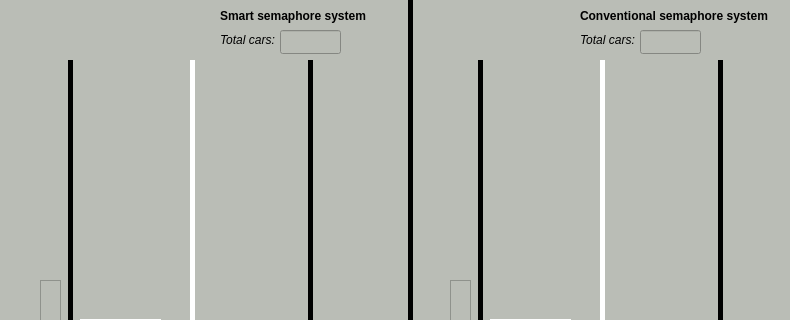
First picture: the form in crossroadi.ui, repository PRITI24/SmartTrafficLights, before the edit; both pictures show x 0 to 790 and y 0 to 320 of the 790 by 630 pixel window.
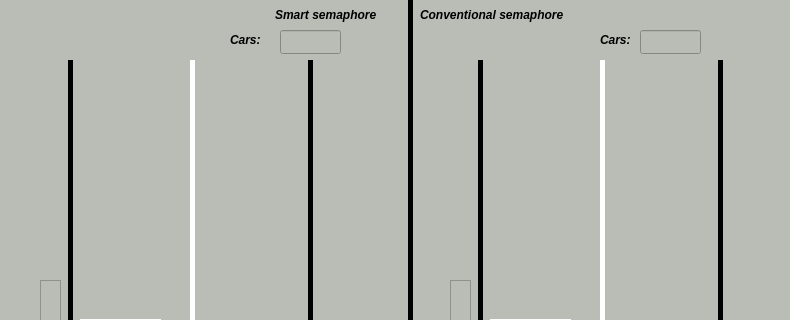
Second picture: the form after the edit. Custom widgets are drawn as their Qt base class.

What changed in the file:
```diff
--- a/crossroadi.ui
+++ b/crossroadi.ui
@@ -610,9 +610,9 @@
   <widget class="QLabel" name="conventionalSemaphoreLabel">
    <property name="geometry">
     <rect>
-     <x>580</x>
+     <x>420</x>
      <y>0</y>
-     <width>211</width>
+     <width>181</width>
      <height>31</height>
     </rect>
    </property>
@@ -623,15 +623,15 @@
     </font>
    </property>
    <property name="text">
-    <string>Conventional semaphore system</string>
+    <string>&lt;html&gt;&lt;head/&gt;&lt;body&gt;&lt;p&gt;&lt;span style=&quot; font-style:italic;&quot;&gt;Conventional semaphore&lt;/span&gt;&lt;/p&gt;&lt;/body&gt;&lt;/html&gt;</string>
    </property>
   </widget>
   <widget class="QLabel" name="smartSemaphoreLabel">
    <property name="geometry">
     <rect>
-     <x>220</x>
+     <x>275</x>
      <y>0</y>
-     <width>161</width>
+     <width>131</width>
      <height>31</height>
     </rect>
    </property>
@@ -642,7 +642,7 @@
     </font>
    </property>
    <property name="text">
-    <string>Smart semaphore system</string>
+    <string>&lt;html&gt;&lt;head/&gt;&lt;body&gt;&lt;p&gt;&lt;span style=&quot; font-style:italic;&quot;&gt;Smart semaphore&lt;/span&gt;&lt;/p&gt;&lt;/body&gt;&lt;/html&gt;</string>
    </property>
   </widget>
   <widget class="Semaphore" name="_Ssemaphore1">
@@ -712,9 +712,9 @@
   <widget class="QLabel" name="label_3">
    <property name="geometry">
     <rect>
-     <x>220</x>
+     <x>230</x>
      <y>30</y>
-     <width>71</width>
+     <width>41</width>
      <height>20</height>
     </rect>
    </property>
@@ -726,15 +726,15 @@
     </font>
    </property>
    <property name="text">
-    <string>Total cars:</string>
+    <string>&lt;html&gt;&lt;head/&gt;&lt;body&gt;&lt;p&gt;&lt;span style=&quot; font-weight:600;&quot;&gt;Cars:&lt;/span&gt;&lt;/p&gt;&lt;/body&gt;&lt;/html&gt;</string>
    </property>
   </widget>
   <widget class="QLabel" name="label_4">
    <property name="geometry">
     <rect>
-     <x>580</x>
+     <x>600</x>
      <y>30</y>
-     <width>71</width>
+     <width>41</width>
      <height>20</height>
     </rect>
    </property>
@@ -746,7 +746,7 @@
     </font>
    </property>
    <property name="text">
-    <string>Total cars:</string>
+    <string>&lt;html&gt;&lt;head/&gt;&lt;body&gt;&lt;p&gt;&lt;span style=&quot; font-weight:600;&quot;&gt;Cars:&lt;/span&gt;&lt;/p&gt;&lt;/body&gt;&lt;/html&gt;</string>
    </property>
   </widget>
   <widget class="QLineEdit" name="totalCarsSmart">
```
